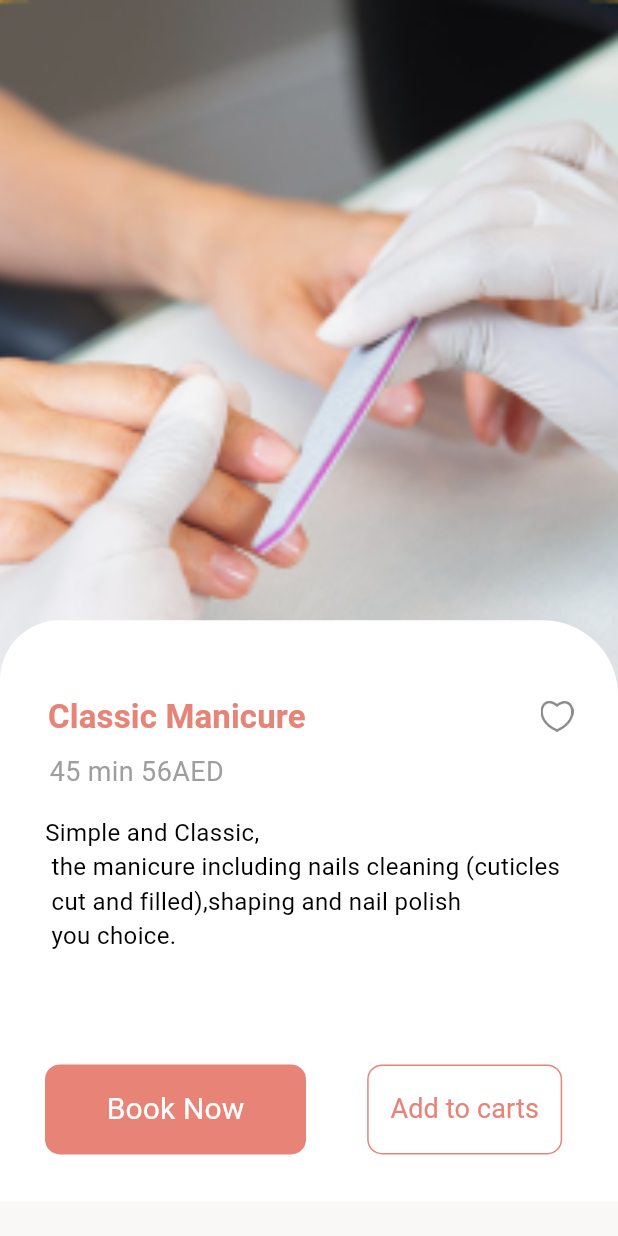
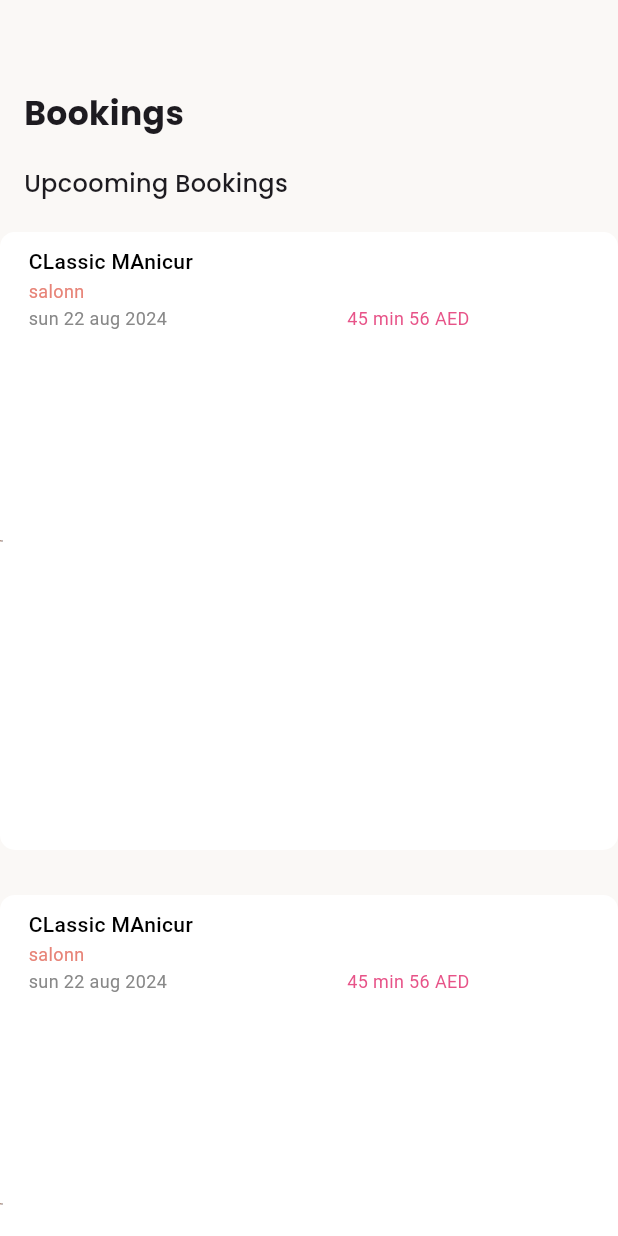
Before and after one commit to Shayanzahid227/LuciusBeautySalon-, a Flutter app: the detaailScreen_0 screen opened directly, after a tap on "Book Now", on a phone screen of 412 x 824 dp. Run offline on Flutter 3.47's test engine with Material 3 defaults, Android fonts, the phone set to English and light mode, and no system bars; our stand-ins replace flutter_screenutil, google_fonts, table_calendar; missing offline and left inert: dart:ffi.

Commit message:
booking ...

```diff
--- a/lib/main.dart
+++ b/lib/main.dart
@@ -1,6 +1,7 @@
 import 'package:figma_creation_task/code_with_asiftaj/calander.dart';
 import 'package:figma_creation_task/ui/screens/Lucious/authentication%20screen/login_screen.dart';
 import 'package:figma_creation_task/ui/screens/Lucious/bookings/booking.dart';
+import 'package:figma_creation_task/ui/screens/Lucious/details/AgainDetails.dart';
 import 'package:figma_creation_task/ui/screens/Lucious/details/details.dart';
 import 'package:figma_creation_task/ui/screens/Lucious/home%20screen/1home_screen.dart';
 import 'package:figma_creation_task/ui/screens/Lucious/home%20screen/Home_MVVM.dart';
@@ -39,7 +40,7 @@ class MyApp extends StatelessWidget {
         child: MaterialApp(
             debugShowCheckedModeBanner: false,
             theme: ThemeData(scaffoldBackgroundColor: Color(0xffFAF8F6)),
-            home: SpecificServicesScreen_0()),
+            home: splash_screen_0()),
       ),
     );
   }
--- a/lib/ui/custom_widgets/bookings.dart
+++ b/lib/ui/custom_widgets/bookings.dart
@@ -1,3 +1,4 @@
+import 'package:figma_creation_task/core/constant/string.dart';
 import 'package:figma_creation_task/core/models/bookings.dart';
 
 import 'package:flutter/material.dart';
@@ -15,7 +16,7 @@ class CustomBookingContainer extends StatelessWidget {
       height: 71,
       // height: screenheight * 0.099,
       // width: object_bookings.screenwidth * 0.96,
-      width: 250.w,
+      width: 150.w,
       decoration: BoxDecoration(
         color: Color(0xfffffffff),
         borderRadius: BorderRadius.circular(10),
@@ -23,13 +24,19 @@ class CustomBookingContainer extends StatelessWidget {
       child: Row(
         children: [
           Image.asset(
-            // height: screenheight * 0.8,
-            // width: screenwidth * 0.2,
-            "${object_bookings.ImgUrl}", scale: 4,
+            height: 20,
+            width: 2,
+            "${object_bookings.ImgUrl}",
+            fit: BoxFit.contain,
           ),
+          // Image.asset(
+          //   // height: screenheight * 0.8,
+          //   // width: screenwidth * 0.2,
+          //   "${object_bookings.ImgUrl}", scale: 8,
+          // ),
           //SizedBox(width: screenwidth * 0.03),
           Padding(
-            padding: EdgeInsets.only(top: 6, left: 17.0),
+            padding: EdgeInsets.only(top: 10, left: 17.0),
             child: Column(
               mainAxisAlignment: MainAxisAlignment.start,
               crossAxisAlignment: CrossAxisAlignment.start,
--- /dev/null
+++ b/lib/ui/screens/Lucious/bookings/1bookings.dart
@@ -0,0 +1,77 @@
+import 'package:figma_creation_task/ui/custom_widgets/bookings.dart';
+import 'package:figma_creation_task/ui/screens/Lucious/bookings/BookingsViewModel.dart';
+
+import 'package:flutter/material.dart';
+import 'package:google_fonts/google_fonts.dart';
+import 'package:provider/provider.dart';
+
+class BookingScreen_ok extends StatefulWidget {
+  const BookingScreen_ok({super.key});
+
+  @override
+  State<BookingScreen_ok> createState() => _BookingScreen_okState();
+}
+
+class _BookingScreen_okState extends State<BookingScreen_ok> {
+  @override
+  Widget build(BuildContext context) {
+    double screenHeight = MediaQuery.of(context).size.height;
+    double screenWidth = MediaQuery.of(context).size.width;
+    return ChangeNotifierProvider(
+      create: (context) => Bookingsviewmodel(),
+      child: Consumer<Bookingsviewmodel>(
+          builder: (context, model, child) => Scaffold(
+                body: SingleChildScrollView(
+                  child: Column(
+                    // crossAxisAlignment: CrossAxisAlignment.start,
+                    children: [
+                      Row(
+                        children: [
+                          Padding(
+                            padding: const EdgeInsets.only(left: 16.0, top: 60),
+                            child: Text(
+                              "Bookings",
+                              style: GoogleFonts.poppins(
+                                  fontSize: 22, fontWeight: FontWeight.w700),
+                            ),
+                          ),
+                        ],
+                      ),
+                      Padding(
+                        padding: const EdgeInsets.only(left: 16.0, top: 20),
+                        child: Row(
+                          children: [
+                            Text(
+                              "Upcooming Bookings",
+                              style: GoogleFonts.poppins(
+                                  fontSize: 16, fontWeight: FontWeight.w500),
+                            ),
+                          ],
+                        ),
+                      ),
+                      SizedBox(height: screenHeight * 0.025),
+                      SizedBox(
+                        height: screenHeight * 0.9,
+                        child: GridView.builder(
+                          gridDelegate:
+                              SliverGridDelegateWithFixedCrossAxisCount(
+                                  // crossAxisCount: model.listbookings.length,
+                                  crossAxisCount: 1,
+                                  crossAxisSpacing: 30,
+                                  mainAxisSpacing: 30),
+                          itemBuilder: (BuildContext context, int index) {
+                            return GestureDetector(
+                              onTap: () {},
+                              child: CustomBookingContainer(
+                                  object_bookings: model.listbookings[index]),
+                            );
+                          },
+                        ),
+                      )
+                    ],
+                  ),
+                ),
+              )),
+    );
+  }
+}
--- a/lib/ui/screens/Lucious/bookings/BookingsViewModel.dart
+++ b/lib/ui/screens/Lucious/bookings/BookingsViewModel.dart
@@ -1,5 +1,26 @@
+import 'package:figma_creation_task/core/constant/string.dart';
+import 'package:figma_creation_task/core/models/bookings.dart';
 import 'package:figma_creation_task/core/other/Base_view_model.dart';
 
 class Bookingsviewmodel extends BaseViewModel {
-  List<Bookingsviewmodel> listbookings = [Bookingsviewmodel()];
+  List<BookingsModel> listbookings = [
+    BookingsModel(
+        ImgUrl: "$staticAssets/details2.png",
+        Title: "CLassic MAnicur",
+        Type: "salonn",
+        Date: "sun 22 aug 2024",
+        TimeAndPrice: "45 min 56 AED"),
+    BookingsModel(
+        ImgUrl: "$staticAssets/details2.png",
+        Title: "CLassic MAnicur",
+        Type: "salonn",
+        Date: "sun 22 aug 2024",
+        TimeAndPrice: "45 min 56 AED"),
+    BookingsModel(
+        ImgUrl: "$staticAssets/details2.png",
+        Title: "CLassic MAnicur",
+        Type: "salonn",
+        Date: "sun 22 aug 2024",
+        TimeAndPrice: "45 min 56 AED"),
+  ];
 }
--- a/lib/ui/screens/Lucious/details/details.dart
+++ b/lib/ui/screens/Lucious/details/details.dart
@@ -1,5 +1,7 @@
 import 'package:figma_creation_task/core/constant/string.dart';
 import 'package:figma_creation_task/ui/custom_widgets/bottom_navigator_bar/bottom_navigator_bar.dart';
+import 'package:figma_creation_task/ui/screens/Lucious/bookings/1bookings.dart';
+import 'package:figma_creation_task/ui/screens/Lucious/details/AgainDetails.dart';
 import 'package:flutter/material.dart';
 import 'package:flutter_screenutil/flutter_screenutil.dart';
 
@@ -18,6 +20,18 @@ class _detaailScreen_0State extends State<detaailScreen_0> {
   //   const Icon(Icons.chat_rounded),
   //   const Icon(Icons.person)
   //];
+  bool isSelected = true;
+  @override
+  void initState() {
+    // TODO: implement initState
+    super.initState();
+  }
+
+  void onClick() {
+    isSelected = !isSelected;
+    setState(() {});
+  }
+
   @override
   Widget build(BuildContext context) {
     double screenHeight = MediaQuery.of(context).size.height;
@@ -51,7 +65,7 @@ class _detaailScreen_0State extends State<detaailScreen_0> {
                 ),
               ),
               Padding(
-                padding: const EdgeInsets.only(top: 413.5),
+                padding: const EdgeInsets.only(top: 460.5),
                 child: Container(
                   decoration: const BoxDecoration(
                     borderRadius: BorderRadius.only(
@@ -77,7 +91,7 @@ class _detaailScreen_0State extends State<detaailScreen_0> {
                                       color: Color(0xfffe78377)),
                                 )),
                             SizedBox(
-                              width: screenWidth * 0.3,
+                              width: screenWidth * 0.25,
                             ),
                             TextButton(
                                 onPressed: () {},
@@ -133,31 +147,55 @@ class _detaailScreen_0State extends State<detaailScreen_0> {
                         padding: const EdgeInsets.only(left: 30.0),
                         child: Row(
                           children: [
-                            Container(
+                            GestureDetector(
+                              onTap: () {
+                                onClick();
+                              },
+                              child: Container(
                                 decoration: BoxDecoration(
-                                color: Color(0xfffe78377),
+                                  color: isSelected
+                                      ? Color(0xfffe78377)
+                                      : Colors.transparent,
                                   borderRadius: BorderRadius.circular(10),
                                 ),
+                                height: 60,
+                                width: 174,
                                 child: TextButton(
-                                  onPressed: () {},
-                                  child: const Text(
+                                    onPressed: () {
+                                      Navigator.push(
+                                          context,
+                                          MaterialPageRoute(
+                                            builder: (context) =>
+                                                BookingScreen_ok(),
+                                          ));
+                                    },
+                                    child: Text(
                                       "Book Now",
                                       style: TextStyle(
                                           fontSize: 20,
                                           fontWeight: FontWeight.w400,
-                                        color: Colors.white),
+                                          color: isSelected
+                                              ? Colors.white
+                                              : Color(0xfffe78377)),
                                     )),
-                              height: 60,
-                              width: 174,
+                              ),
                             ),
                             SizedBox(
                               width: screenWidth * 0.099,
                             ),
-                            Container(
+                            GestureDetector(
+                              onTap: () {
+                                onClick();
+                              },
+                              child: Container(
                                 height: 60,
                                 width: 130,
                                 decoration: BoxDecoration(
-                                  border: Border.all(color: Color(0xfffe78377)),
+                                    color: isSelected
+                                        ? Colors.transparent
+                                        : Color(0xfffe78377),
+                                    border:
+                                        Border.all(color: Color(0xfffe78377)),
                                     borderRadius: BorderRadius.circular(10)),
                                 child: Center(
                                     child: TextButton(
@@ -165,10 +203,11 @@ class _detaailScreen_0State extends State<detaailScreen_0> {
                                         child: Text(
                                           "Add to carts",
                                           style: TextStyle(
-                                            fontSize: 18,
+                                              fontSize: 17,
                                               fontWeight: FontWeight.w400,
                                               color: Color(0xfffe78377)),
                                         ))),
+                              ),
                             ),
                           ],
                         ),
--- a/lib/ui/screens/Lucious/home screen/1home_screen.dart
+++ b/lib/ui/screens/Lucious/home screen/1home_screen.dart
@@ -6,7 +6,9 @@ import 'package:figma_creation_task/ui/custom_widgets/OurServices.dart';
 import 'package:figma_creation_task/ui/custom_widgets/UpComingBooking.dart';
 import 'package:figma_creation_task/ui/custom_widgets/bottom_navigator_bar/naviagator_bar.dart';
 import 'package:figma_creation_task/ui/screens/Lucious/all_services/all_servicess.dart';
+import 'package:figma_creation_task/ui/screens/Lucious/bookings/1bookings.dart';
 import 'package:figma_creation_task/ui/screens/Lucious/bookings/booking.dart';
+import 'package:figma_creation_task/ui/screens/Lucious/details/AgainDetails.dart';
 import 'package:figma_creation_task/ui/screens/Lucious/details/details.dart';
 
 import 'package:figma_creation_task/ui/screens/Lucious/home%20screen/Home_MVVM.dart';
@@ -326,7 +328,7 @@ class _Home_Screen_0State extends State<Home_Screen_0> {
                             Navigator.push(
                                 context,
                                 MaterialPageRoute(
-                                    builder: (context) => bookings_0()));
+                                    builder: (context) => BookingScreen_ok()));
                           },
                           child: UpComingBookingCustomContainer(
                               object_upcomingservices:
--- a/lib/ui/screens/root/root_view_model.dart
+++ b/lib/ui/screens/root/root_view_model.dart
@@ -3,7 +3,9 @@ import 'package:figma_creation_task/code_with_asiftaj/calander.dart';
 import 'package:figma_creation_task/core/enums/view_state.dart';
 import 'package:figma_creation_task/core/other/Base_view_model.dart';
 import 'package:figma_creation_task/ui/screens/Lucious/all_services/all_servicess.dart';
+import 'package:figma_creation_task/ui/screens/Lucious/bookings/1bookings.dart';
 import 'package:figma_creation_task/ui/screens/Lucious/bookings/booking.dart';
+import 'package:figma_creation_task/ui/screens/Lucious/details/AgainDetails.dart';
 import 'package:figma_creation_task/ui/screens/Lucious/home%20screen/1home_screen.dart';
 import 'package:figma_creation_task/ui/screens/Lucious/profileScreen/ProfileScreen.dart';
 import 'package:flutter/material.dart';
@@ -15,7 +17,7 @@ class RootViewModel extends BaseViewModel {
 
   List<Widget> allScreen = [
     Home_Screen_0(),
-    againCalander(),
+    BookingScreen_ok(),
     ProfileScreen_0()
   ];
 
```
Also changed, not shown: lib/core/models/bookings.dart (+1 -7 lines), lib/ui/custom_widgets/specific.dart (+19 -14 lines), lib/ui/screens/Lucious/bookings/booking.dart (+56 -56 lines), lib/ui/screens/Lucious/details/AgainDetails.dart (+22 -0 lines), lib/ui/screens/Lucious/specificScreen.dart/SpecificMVVM.dart (+11 -11 lines), lib/ui/screens/Lucious/specificScreen.dart/SpecificServices.dart (+9 -3 lines). Lines whose indentation alone changed are shown as unchanged.
